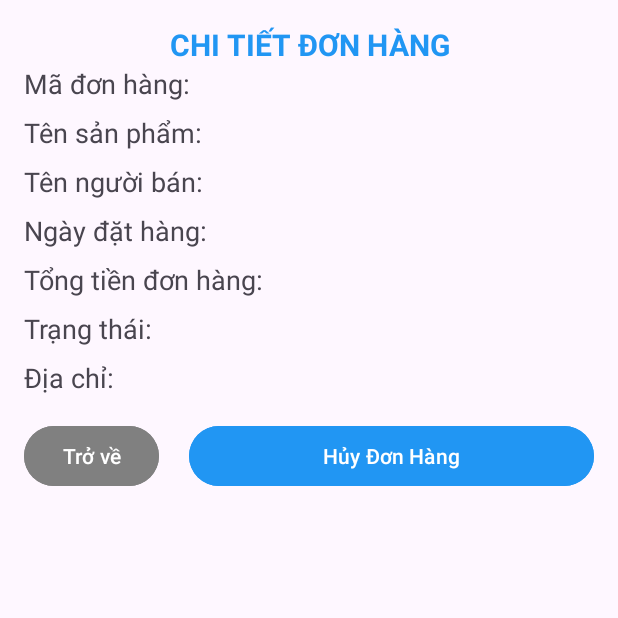
After one commit to quandev03/ung-dung-nha-thuoc, an Android app: the ThongTinDonHangNMActivity screen opened directly, with no data from a screen before it, on a phone screen of 412 x 824 dp, the top half of it. The commit adds this screen. Run offline under Robolectric (Android 15) with nearby library versions, the light colour scheme and no system bars; pictures from the network do not load.

Commit message:
them bai cua ngan

```diff
--- a/app/src/main/AndroidManifest.xml
+++ b/app/src/main/AndroidManifest.xml
@@ -28,6 +28,9 @@
         tools:targetApi="31">
         <activity
             android:name=".Activity.LichSuDonHangNguoiMuaActivity"
+            android:exported="false" />
+        <activity
+            android:name=".Activity.ThongTinDonHangNMActivity"
             android:exported="false" />
         <activity
             android:name=".Xemchitiet"
--- /dev/null
+++ b/app/src/main/java/com/example/ungdungnhathuoc/Activity/ThongTinDonHangNMActivity.java
@@ -0,0 +1,185 @@
+package com.example.ungdungnhathuoc.Activity;
+
+import android.annotation.SuppressLint;
+import android.app.AlertDialog;
+import android.content.DialogInterface;
+import android.content.Intent;
+import android.net.Uri;
+import android.os.Bundle;
+import android.util.Log;
+import android.view.View;
+import android.widget.Button;
+import android.widget.ImageView;
+import android.widget.TextView;
+import android.widget.Toast;
+
+import androidx.activity.EdgeToEdge;
+import androidx.appcompat.app.AppCompatActivity;
+import androidx.core.graphics.Insets;
+import androidx.core.view.ViewCompat;
+import androidx.core.view.WindowInsetsCompat;
+
+
+import com.example.ungdungnhathuoc.Data.SQLiteConnect;
+import com.example.ungdungnhathuoc.Model.Order;
+import com.example.ungdungnhathuoc.R;
+
+import java.util.Objects;
+
+public class ThongTinDonHangNMActivity extends AppCompatActivity {
+    TextView tvOrderId,tvProductName,tvTenNguoiBan,tvOrderDate,tvTotalPrice,tvStatus,tvDiaChiNB;
+    Button btnHuy, backToList;
+//    ImageView imgSanPham;
+    SQLiteConnect sqLiteConnect;
+    @SuppressLint("ResourceAsColor")
+    @Override
+    protected void onCreate(Bundle savedInstanceState) {
+        super.onCreate(savedInstanceState);
+        EdgeToEdge.enable(this);
+        setContentView(R.layout.activity_thong_tin_don_hang_nmactivity);
+        ViewCompat.setOnApplyWindowInsetsListener(findViewById(R.id.main), (v, insets) -> {
+            Insets systemBars = insets.getInsets(WindowInsetsCompat.Type.systemBars());
+            v.setPadding(systemBars.left, systemBars.top, systemBars.right, systemBars.bottom);
+            return insets;
+        });
+        tvOrderId = findViewById(R.id.tvOrderId);
+        tvProductName = findViewById(R.id.tvProductName);
+        tvTenNguoiBan = findViewById(R.id.tvTenNguoiBan);
+        tvOrderDate = findViewById(R.id.tvOrderDate);
+        tvTotalPrice = findViewById(R.id.tvTotalPrice);
+        tvStatus = findViewById(R.id.tvStatus);
+        tvDiaChiNB = findViewById(R.id.tvDiaChiNB);
+        btnHuy = findViewById(R.id.btnHuy);
+        backToList = findViewById(R.id.backToList);
+
+        // Lấy orderId từ Intent
+        Intent intent = getIntent();
+         // Lấy orderId từ Intent, mặc định là -1 nếu không có giá trị
+        String orderIdS = intent.getStringExtra("order_id"); // Lấy orderId từ Intent, mặc định là -1 nếu không có giá trị
+        int orderId = -1;
+        if (orderIdS != null) {
+            orderId = Integer.parseInt(orderIdS);
+        };
+        Log.d("ID", "Id là: " + orderId);
+        if (orderId != -1) {
+            // Kết nối đến cơ sở dữ liệu và lấy chi tiết đơn hàng
+            // Khởi tạo SQLiteConnect nếu chưa có
+            sqLiteConnect = new SQLiteConnect(this);
+            Order order = sqLiteConnect.getOrderDetailsById(orderId);
+            if (order != null) {
+                // Cập nhật các TextView với dữ liệu từ đơn hàng
+                tvOrderId.setText("Mã đơn hàng: " + order.getOrderId());
+                tvStatus.setText("Trạng thái: " + order.getStatus());
+                tvTenNguoiBan.setText("Tên người bán: " + order.getUser().getUsername());
+                tvProductName.setText("Sản phẩm: " + order.getThuoc().getTenthuoc());
+                tvDiaChiNB.setText("Địa chỉ: " + order.getUser().getAddress());
+                tvTotalPrice.setText("Tổng tiền: " + order.getTongTien() + " Đồng");
+                tvOrderDate.setText("Ngày đặt: " + order.getOrderDate());
+                if(Objects.equals(order.getStatus(), "Đã xác nhận")) {
+                    btnHuy.setText("Đã nhận được đơn hàng");
+                    String messenger = "Bạn có chắc chắn đã nhận được đơn hàng này không?";
+                    btnHuy.setOnClickListener(new View.OnClickListener() {
+                        @Override
+                        public void onClick(View view) {
+                            showConfirmationDialog(messenger, "complete", order);
+                        }
+                    });
+
+
+                }else if (Objects.equals(order.getStatus(), "Đang xử lý")) {
+                    btnHuy.setText("Huỷ đơn hàng");
+                    btnHuy.setBackgroundColor(getResources().getColor(R.color.red));
+                    String messenger = "Bạn có chắc chắn muốn huỷ đơn hàng này không?";
+                    btnHuy.setOnClickListener(new View.OnClickListener() {
+                        @Override
+                        public void onClick(View view) {
+                            showConfirmationDialog(messenger, "cancel", order);
+                        }
+                    });
+                }else if (Objects.equals(order.getStatus(), "Đã hủy")) {
+                    btnHuy.setText("Đã huỷ đơn hàng");
+                    btnHuy.setBackgroundColor(getResources().getColor(R.color.red));
+                    btnHuy.setEnabled(false);
+                } else {
+                    btnHuy.setText("Đơn hàng đã hoàn thành");
+                    btnHuy.setEnabled(false);
+                }
+                btnHuy.setTextColor(getResources().getColor(R.color.white));
+
+
+                // Cập nhật ảnh sản phẩm (nếu có)
+                Uri uri = Uri.parse(order.getThuoc().getHinhanh());
+                Log.d("uri", "uri:" + uri);
+//                imgSanPham.setImageURI(uri);
+            } else {
+                Intent intent1 = new Intent(ThongTinDonHangNMActivity.this, LichSuDonHangNguoiMuaActivity.class);
+                startActivity(intent1);
+                Toast.makeText(this, "Không tìm thấy đơn hàng", Toast.LENGTH_SHORT).show();
+            }
+        } else {
+            Intent intent1 = new Intent(ThongTinDonHangNMActivity.this, LichSuDonHangNguoiMuaActivity.class);
+            startActivity(intent1);
+            Toast.makeText(this, "Mã đơn hàng không hợp lệ", Toast.LENGTH_SHORT).show();
+
+        }
+
+        backToList.setOnClickListener(new View.OnClickListener() {
+            @Override
+            public void onClick(View view) {
+                Intent intent1 = new Intent(ThongTinDonHangNMActivity.this, LichSuDonHangNguoiMuaActivity.class);
+                startActivity(intent1);
+            }
+        });
+
+    }
+    private void showConfirmationDialog(String message, String option, Order order) {
+        // Create the confirmation dialog
+        AlertDialog.Builder builder = new AlertDialog.Builder(this);
+        builder.setMessage(message)
+                .setCancelable(false) // Prevent closing dialog by touching outside
+                .setPositiveButton("Có", new DialogInterface.OnClickListener() {
+                    @Override
+                    public void onClick(DialogInterface dialog, int id) {
+                        // Handle the "Yes" button click
+                        // You can put your action here (e.g., completing the order)
+                        switch (option) {
+                            case "cancel":
+                                handleCancel(order);
+                                break;
+                            case "complete":
+                                handleComplete(order);
+                                break;
+                            default:
+                                Toast.makeText(ThongTinDonHangNMActivity.this, "Lỗi", Toast.LENGTH_SHORT).show();
+                        }
+                    }
+                })
+                .setNegativeButton("Không", new DialogInterface.OnClickListener() {
+                    @Override
+                    public void onClick(DialogInterface dialog, int id) {
+                        // Handle the "No" button click
+                        // For example, dismissing the dialog
+                        dialog.dismiss();
+                    }
+                });
+
+        // Create and show the dialog
+        AlertDialog alert = builder.create();
+        alert.show();
+    }
+    private void handleCancel (Order order){
+        sqLiteConnect.cancelOrder(order.getOrderId());
+        Toast.makeText(ThongTinDonHangNMActivity.this, "Đơn hàng đã bị huỷ", Toast.LENGTH_SHORT).show();
+        Intent intent = getIntent();
+        finish(); // Kết thúc Activity hiện tại
+        startActivity(intent);
+    }
+    private void handleComplete(Order order){
+        sqLiteConnect.complateOrder(order.getOrderId());
+        Toast.makeText(ThongTinDonHangNMActivity.this, "Bạn đã nhận được đơn hàng", Toast.LENGTH_SHORT).show();
+        Intent intent = getIntent();
+        finish(); // Kết thúc Activity hiện tại
+        startActivity(intent);
+    }
+
+}
--- /dev/null
+++ b/app/src/main/res/layout/activity_thong_tin_don_hang_nmactivity.xml
@@ -0,0 +1,115 @@
+<?xml version="1.0" encoding="utf-8"?>
+<androidx.constraintlayout.widget.ConstraintLayout xmlns:android="http://schemas.android.com/apk/res/android"
+    xmlns:app="http://schemas.android.com/apk/res-auto"
+    xmlns:tools="http://schemas.android.com/tools"
+    android:id="@+id/main"
+    android:layout_width="match_parent"
+    android:layout_height="match_parent"
+    tools:context=".Activity.ThongTinDonHangNMActivity">
+
+    <ScrollView
+        android:layout_width="match_parent"
+        android:layout_height="match_parent"
+        android:padding="16dp"
+        tools:layout_editor_absoluteX="0dp"
+        tools:layout_editor_absoluteY="0dp">
+
+        <LinearLayout
+            android:layout_width="match_parent"
+            android:layout_height="match_parent"
+            android:orientation="vertical">
+
+            <TextView
+                android:layout_width="match_parent"
+                android:layout_height="wrap_content"
+                android:text="CHI TIẾT ĐƠN HÀNG"
+                android:textAlignment="center"
+                android:textColor="#2196F3"
+                android:textSize="20sp"
+                android:textStyle="bold" />
+
+            <TextView
+                android:id="@+id/tvOrderId"
+                android:layout_width="wrap_content"
+                android:layout_height="wrap_content"
+                android:layout_marginBottom="8dp"
+                android:text="Mã đơn hàng: "
+                android:textSize="18sp" />
+
+            <TextView
+                android:id="@+id/tvProductName"
+                android:layout_width="wrap_content"
+                android:layout_height="wrap_content"
+                android:layout_marginBottom="8dp"
+                android:text="Tên sản phẩm: "
+                android:textSize="18sp" />
+
+            <TextView
+                android:id="@+id/tvTenNguoiBan"
+                android:layout_width="wrap_content"
+                android:layout_height="wrap_content"
+                android:layout_marginBottom="8dp"
+                android:text="Tên người bán: "
+                android:textSize="18sp" />
+
+            <TextView
+                android:id="@+id/tvOrderDate"
+                android:layout_width="wrap_content"
+                android:layout_height="wrap_content"
+                android:layout_marginBottom="8dp"
+                android:text="Ngày đặt hàng: "
+                android:textSize="18sp" />
+
+            <TextView
+                android:id="@+id/tvTotalPrice"
+                android:layout_width="wrap_content"
+                android:layout_height="wrap_content"
+                android:layout_marginBottom="8dp"
+                android:text="Tổng tiền đơn hàng: "
+                android:textSize="18sp" />
+
+            <TextView
+                android:id="@+id/tvStatus"
+                android:layout_width="wrap_content"
+                android:layout_height="wrap_content"
+                android:layout_marginBottom="8dp"
+                android:text="Trạng thái: "
+                android:textSize="18sp" />
+
+            <TextView
+                android:id="@+id/tvDiaChiNB"
+                android:layout_width="wrap_content"
+                android:layout_height="wrap_content"
+                android:layout_marginBottom="16dp"
+                android:text="Địa chỉ: "
+                android:textSize="18sp" />
+
+
+            <LinearLayout
+                android:layout_width="match_parent"
+                android:layout_height="wrap_content"
+                android:orientation="horizontal"
+                tools:ignore="ExtraText">
+
+                <Button
+                    android:id="@+id/backToList"
+                    android:layout_width="90dp"
+                    android:layout_height="wrap_content"
+                    android:layout_marginRight="20dp"
+                    android:backgroundTint= "@color/gray"
+                    android:text="Trở về" />
+
+                <Button
+                    android:id="@+id/btnHuy"
+                    android:layout_width="270dp"
+                    android:layout_height="wrap_content"
+                    android:backgroundTint="#2196F3"
+                    android:text="Hủy Đơn Hàng" />
+
+
+            </LinearLayout>
+
+        </LinearLayout>
+    </ScrollView>
+
+</androidx.constraintlayout.widget.ConstraintLayout>
```
Also changed, not shown: app/src/main/java/com/example/ungdungnhathuoc/Adapter/DonHangAdapter.java (+7 -0 lines), app/src/main/java/com/example/ungdungnhathuoc/Data/SQLiteConnect.java (+36 -24 lines).
